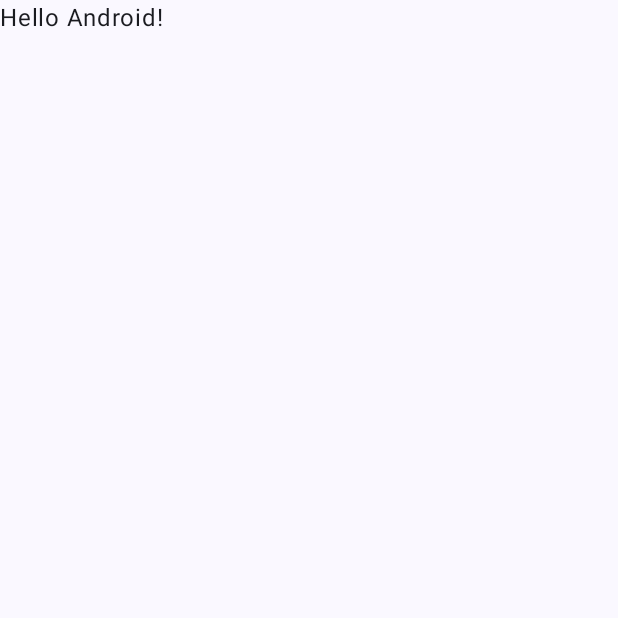
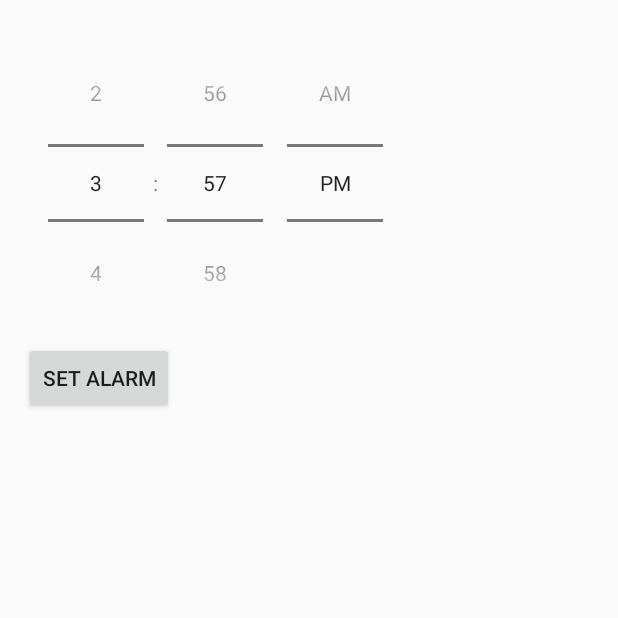
Before and after one commit to Joe-Downs/annoying-alarm, an Android app built with Jetpack Compose: the screen it shows after launch (MainActivity), on a phone screen of 412 x 824 dp, the top half of it. Before the commit the part shown is almost empty. Run offline under Robolectric (Android 15) with nearby library versions, the phone set to English and light mode, and no system bars.

Commit message:
Basic alarm(Toast only)

```diff
--- a/app/src/main/AndroidManifest.xml
+++ b/app/src/main/AndroidManifest.xml
@@ -1,6 +1,8 @@
 <?xml version="1.0" encoding="utf-8"?>
 <manifest xmlns:android="http://schemas.android.com/apk/res/android"
     xmlns:tools="http://schemas.android.com/tools">
+
+    <uses-permission android:name="com.android.alarm.permission.SET_ALARM"/>
 
     <application
         android:allowBackup="true"
@@ -23,6 +25,8 @@
                 <category android:name="android.intent.category.LAUNCHER" />
             </intent-filter>
         </activity>
+
+        <receiver android:name=".AlarmReceiver"/>
     </application>
 
 </manifest>
--- a/app/src/main/java/com/example/theannoyingalarm/MainActivity.kt
+++ b/app/src/main/java/com/example/theannoyingalarm/MainActivity.kt
@@ -1,6 +1,12 @@
 package com.example.theannoyingalarm
 
+import android.app.AlarmManager
+import android.app.PendingIntent
+import android.content.Context
+import android.content.Intent
 import android.os.Bundle
+import android.widget.Button
+import android.widget.TimePicker
 import androidx.activity.ComponentActivity
 import androidx.activity.compose.setContent
 import androidx.activity.enableEdgeToEdge
@@ -12,36 +18,62 @@ import androidx.compose.runtime.Composable
 import androidx.compose.ui.Modifier
 import androidx.compose.ui.tooling.preview.Preview
 import com.example.theannoyingalarm.ui.theme.TheAnnoyingAlarmTheme
+import java.util.Calendar
 
 class MainActivity : ComponentActivity() {
+    private lateinit var alarmPicker: TimePicker
+    private lateinit var setAlarmBtn: Button
+
     override fun onCreate(savedInstanceState: Bundle?) {
         super.onCreate(savedInstanceState)
-        enableEdgeToEdge()
-        setContent {
-            TheAnnoyingAlarmTheme {
-                Scaffold(modifier = Modifier.fillMaxSize()) { innerPadding ->
-                    Greeting(
-                        name = "Android",
-                        modifier = Modifier.padding(innerPadding)
-                    )
-                }
-            }
-        }
+        setContentView(R.layout.main_activity)
+        alarmPicker = findViewById(R.id.alarmPicker)
+        setAlarmBtn = findViewById(R.id.setAlarmBtn)
+//        enableEdgeToEdge()
+//        setContent {
+//            TheAnnoyingAlarmTheme {
+//                Scaffold(modifier = Modifier.fillMaxSize()) { innerPadding ->
+//                    Greeting(
+//                        name = "Android",
+//                        modifier = Modifier.padding(innerPadding)
+//                    )
+//                }
+//            }
+//        }
+    }
+
+    private fun setAlarm() {
+        val calendar = Calendar.getInstance()
+        calendar.set(Calendar.HOUR_OF_DAY, alarmPicker.hour)
+        calendar.set(Calendar.MINUTE, alarmPicker.minute)
+        calendar.set(Calendar.SECOND, 0)
+
+        val alarmManager = getSystemService(Context.ALARM_SERVICE) as AlarmManager
+        val intent = Intent(this, AlarmReceiver::class.java)
+        val pendingIntent = PendingIntent.getBroadcast(this, 0, intent, PendingIntent.FLAG_UPDATE_CURRENT)
+
+        alarmManager.setExact(AlarmManager.RTC_WAKEUP, calendar.timeInMillis, pendingIntent)
     }
 }
 
-@Composable
-fun Greeting(name: String, modifier: Modifier = Modifier) {
-    Text(
-        text = "Hello $name!",
-        modifier = modifier
-    )
-}
 
-@Preview(showBackground = true)
-@Composable
-fun GreetingPreview() {
-    TheAnnoyingAlarmTheme {
-        Greeting("Android")
-    }
-}
+
+//@Composable
+//fun Greeting(name: String, modifier: Modifier = Modifier) {
+//    Text(
+//        text = "Hello $name!",
+//        modifier = modifier
+//    )
+//}
+//@Composable
+//fun alarm() {
+//
+//}
+//
+//@Preview(showBackground = true)
+//@Composable
+//fun GreetingPreview() {
+//    TheAnnoyingAlarmTheme {
+//        Greeting("Android")
+//    }
+//}
--- /dev/null
+++ b/app/src/main/res/layout/main_activity.xml
@@ -0,0 +1,20 @@
+<?xml version="1.0" encoding="utf-8"?>
+<LinearLayout xmlns:android="http://schemas.android.com/apk/res/android"
+    android:orientation="vertical"
+    android:layout_width="match_parent"
+    android:layout_height="match_parent"
+    android:padding="16dp">
+    <TimePicker
+        android:id="@+id/alarmPicker"
+        android:layout_width="wrap_content"
+        android:layout_height="wrap_content"
+        android:timePickerMode="spinner">
+    </TimePicker>
+
+    <Button
+        android:id="@+id/setAlarmBtn"
+        android:layout_width="wrap_content"
+        android:layout_height="wrap_content"
+        android:text="Set alarm">
+    </Button>
+</LinearLayout>
```
Also changed, not shown: app/src/main/java/com/example/theannoyingalarm/AlarmReceiver.kt (added, +12 -0 lines).
